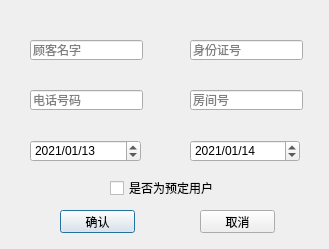
First picture: the form in Hotel_management_System/dialog_add.ui, repository st2eam/-Rookie-mutual-carry, before the edit.
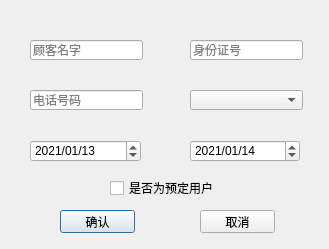
Second picture: the form after the edit.

```diff
--- a/Hotel_management_System/dialog_add.ui
+++ b/Hotel_management_System/dialog_add.ui
@@ -42,22 +42,6 @@
     <string>身份证号</string>
    </property>
   </widget>
-  <widget class="QLineEdit" name="lineEdit_4">
-   <property name="geometry">
-    <rect>
-     <x>190</x>
-     <y>90</y>
-     <width>113</width>
-     <height>20</height>
-    </rect>
-   </property>
-   <property name="text">
-    <string/>
-   </property>
-   <property name="placeholderText">
-    <string>房间号</string>
-   </property>
-  </widget>
   <widget class="QLineEdit" name="lineEdit_3">
    <property name="geometry">
     <rect>
@@ -156,6 +140,16 @@
     <string>是否为预定用户</string>
    </property>
   </widget>
+  <widget class="QComboBox" name="comboBox">
+   <property name="geometry">
+    <rect>
+     <x>190</x>
+     <y>90</y>
+     <width>113</width>
+     <height>20</height>
+    </rect>
+   </property>
+  </widget>
  </widget>
  <resources/>
  <connections/>
```
